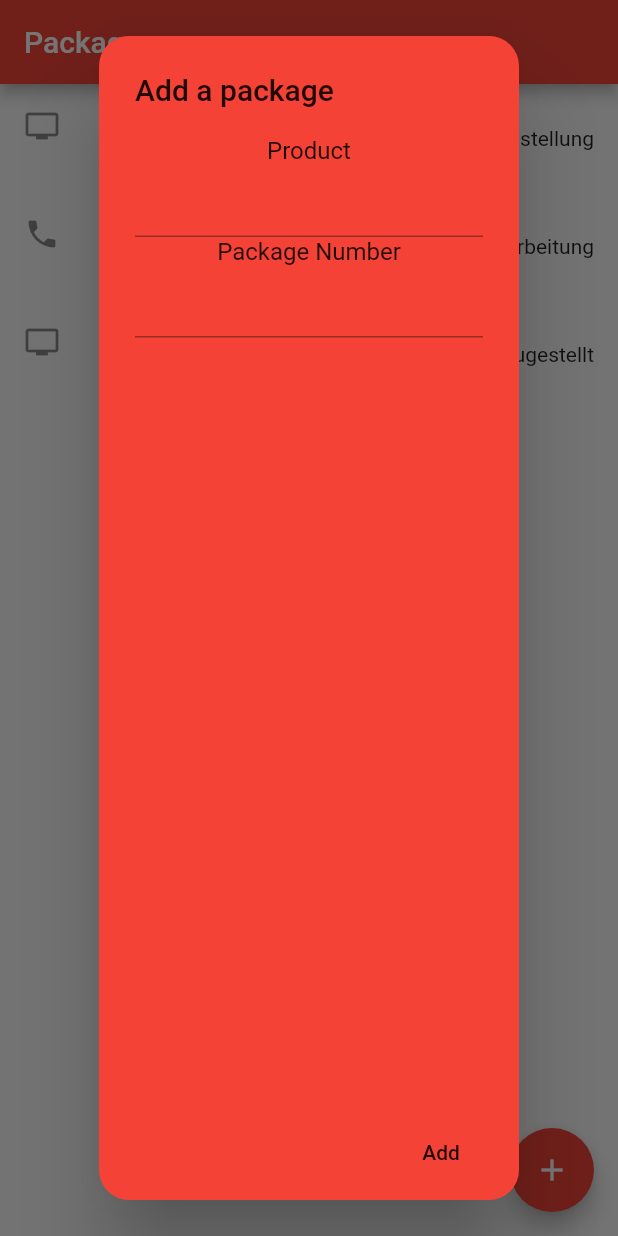
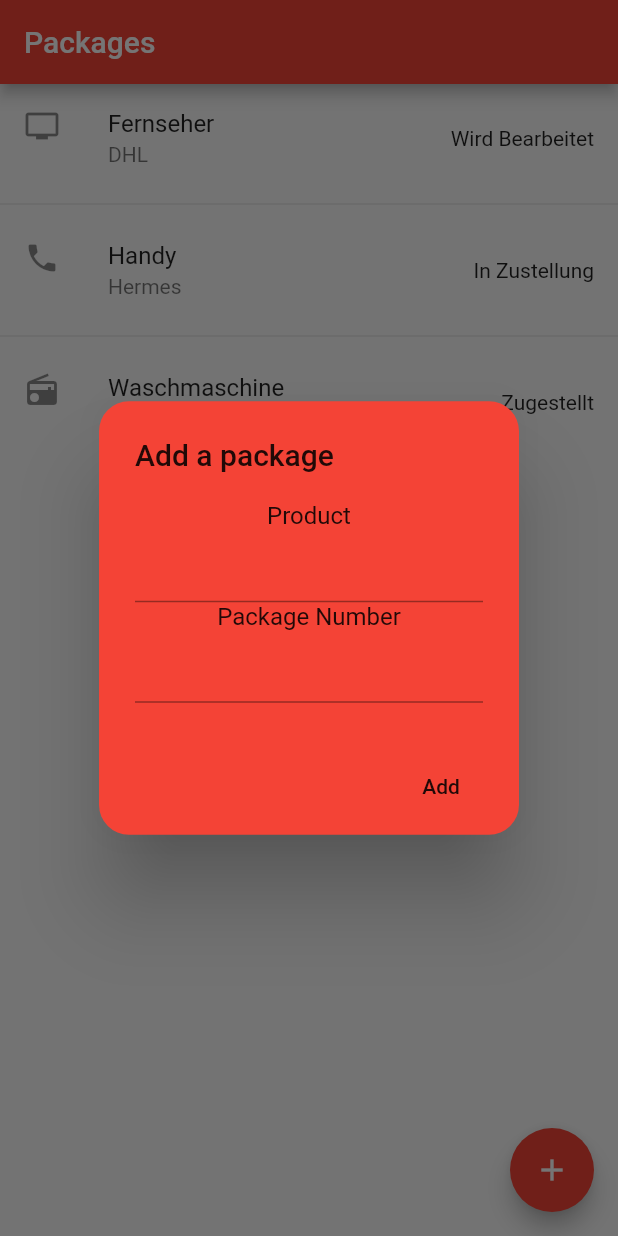
Before and after one commit to qt1337/PackageDeliveryBoi, a Flutter app: the screen it shows after launch, after a tap on the "add" icon, on a phone screen of 412 x 824 dp. Run offline on Flutter 3.47's test engine with Material 2 defaults, Android fonts, the phone set to English and light mode, and no system bars.

Commit message:
:construction: Making ListView dynamic...

```diff
--- a/lib/models/StatusModel.dart
+++ b/lib/models/StatusModel.dart
@@ -1,8 +1,10 @@
+import 'package:flutter/cupertino.dart';
+
 class StatusModel {
   String id;
   String status;
   String name;
-  String category;
+  IconData category;
 
   StatusModel(id, status, name, category) {
     this.id = id;
--- a/lib/views/PackageListView.dart
+++ b/lib/views/PackageListView.dart
@@ -1,5 +1,7 @@
 import 'package:flutter/material.dart';
-import 'package:package_delivery_boi/controller/PackageListController.dart' as PLE;
+import 'package:package_delivery_boi/controller/PackageListController.dart'
+    as PLE;
+import 'package:package_delivery_boi/models/StatusModel.dart';
 
 class PackageList extends StatefulWidget {
   PackageList({Key key, this.title}) : super(key: key);
@@ -13,34 +15,51 @@ class PackageList extends StatefulWidget {
 class _PackageListState extends State<PackageList> {
 
   @override
+  void initState() {
+    super.initState();
+  }
+
+  List<String> entries;
+  List<IconData> category;
+  List<String> status;
+  List<String> serviceCompany;
+
+  @override
   Widget build(BuildContext context) {
     return Scaffold(
         appBar: AppBar(
           title: Text(widget.title),
         ),
         body: Builder(
-        builder: (context) =>
-          getPackageListView(), // ListView
+          builder: (context) => getPackageListView(), // ListView
         ),
         floatingActionButton: // addButton
             Builder(
-          builder: (context) =>
-            FloatingActionButton(
+                builder: (context) => FloatingActionButton(
                       onPressed: () {
                         _openAddPackageDialog(context).then((onValue) {
-                  SnackBar mySnackbar = SnackBar(content: Text("Package $onValue added."));
+                          _saveToList(onValue);
+                          String package = onValue.name;
+                          SnackBar mySnackbar = SnackBar(
+                              content: Text("Package $package added."));
                           Scaffold.of(context).showSnackBar(mySnackbar);
                         });
                       },
                       tooltip: 'Add Package',
                       child: Icon(Icons.add),
-            )
-        )
-    );
+                    )));
   }
 
-  Future<String> _openAddPackageDialog(BuildContext context) {
+  void _saveToList(StatusModel package) {
+    setState(() {
+      entries.add(package.name);
+      category.add(package.category);
+      status.add(package.status);
+      serviceCompany.add("Amazon");
+    });
+  }
 
+  Future<StatusModel> _openAddPackageDialog(BuildContext context) {
     TextEditingController customControllerName = new TextEditingController();
     TextEditingController customControllerId = new TextEditingController();
 
@@ -49,31 +68,36 @@ class _PackageListState extends State<PackageList> {
         builder: (context) {
           return AlertDialog(
             title: Text("Add a package"),
-          content: getTextFieldsForDialog(customControllerName, customControllerId),
+            content: getTextFieldsForDialog(
+                customControllerName, customControllerId),
             actions: <Widget>[
               MaterialButton(
                 elevation: 5.0,
                 child: Text("Add"),
                 onPressed: () {
+                  StatusModel newPackage = new StatusModel(
+                      customControllerId.text.toString(),
+                      null,
+                      customControllerName.text.toString(),
+                      Icons.wb_sunny);
 
-                Navigator.of(context).pop(customControllerName.text.toString() + " with package number " + customControllerId.text.toString());
-
+                  Navigator.of(context).pop(
+                      newPackage);
                 },
               )
             ],
             backgroundColor: Colors.red,
             shape: RoundedRectangleBorder(
-            borderRadius:
-              BorderRadius.circular(20.0)
-          ),
+                borderRadius: BorderRadius.circular(20.0)),
           );
         },
         barrierDismissible: false);
   }
 
-  Widget getTextFieldsForDialog(TextEditingController controllerName, TextEditingController controllerId) {
-
+  Widget getTextFieldsForDialog(TextEditingController controllerName,
+      TextEditingController controllerId) {
     return Column(
+      mainAxisSize: MainAxisSize.min,
       children: <Widget>[
         Text("Product"),
         TextField(
@@ -88,27 +112,22 @@ class _PackageListState extends State<PackageList> {
   }
 
   Widget getPackageListView() {
-    var packageListView = ListView(
-      children: <Widget>[
-        ListTile(
-          leading: Icon(Icons.tv),
-          title: Text("Fernseher"),
-          subtitle: Text("DHL"),
-          trailing: Text("In Zustellung"),
-        ),
-        ListTile(
-          leading: Icon(Icons.phone),
-          title: Text("Handy"),
-          subtitle: Text("DHL"),
-          trailing: Text("In Bearbeitung"),
-        ),
-        ListTile(
-          leading: Icon(Icons.tv),
-          title: Text("Fernseher"),
-          subtitle: Text("UPS"),
-          trailing: Text("Zugestellt"),
-        ),
-      ],
+    entries = <String>['Fernseher', 'Handy', 'Waschmaschine'];
+    category = <IconData>[Icons.tv, Icons.phone, Icons.radio];
+    status = <String>['Wird Bearbeitet', 'In Zustellung', 'Zugestellt'];
+    serviceCompany = <String>['DHL', 'Hermes', 'UPS'];
+
+    var packageListView = ListView.separated(
+      itemCount: entries.length,
+      itemBuilder: (BuildContext context, int index) {
+        return ListTile(
+          leading: Icon(category[index]),
+          title: Text(entries[index]),
+          subtitle: Text(serviceCompany[index]),
+          trailing: Text(status[index]),
+        );
+      },
+      separatorBuilder: (BuildContext context, int index) => const Divider(),
     );
     return packageListView;
   }
```
Lines whose indentation alone changed are shown as unchanged.
